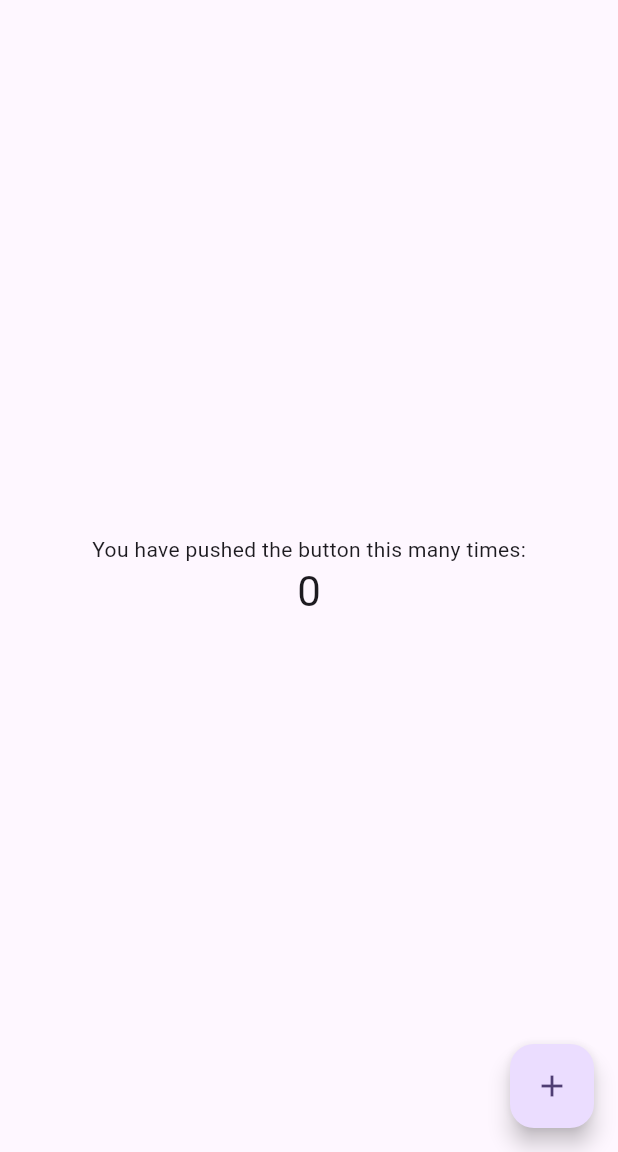
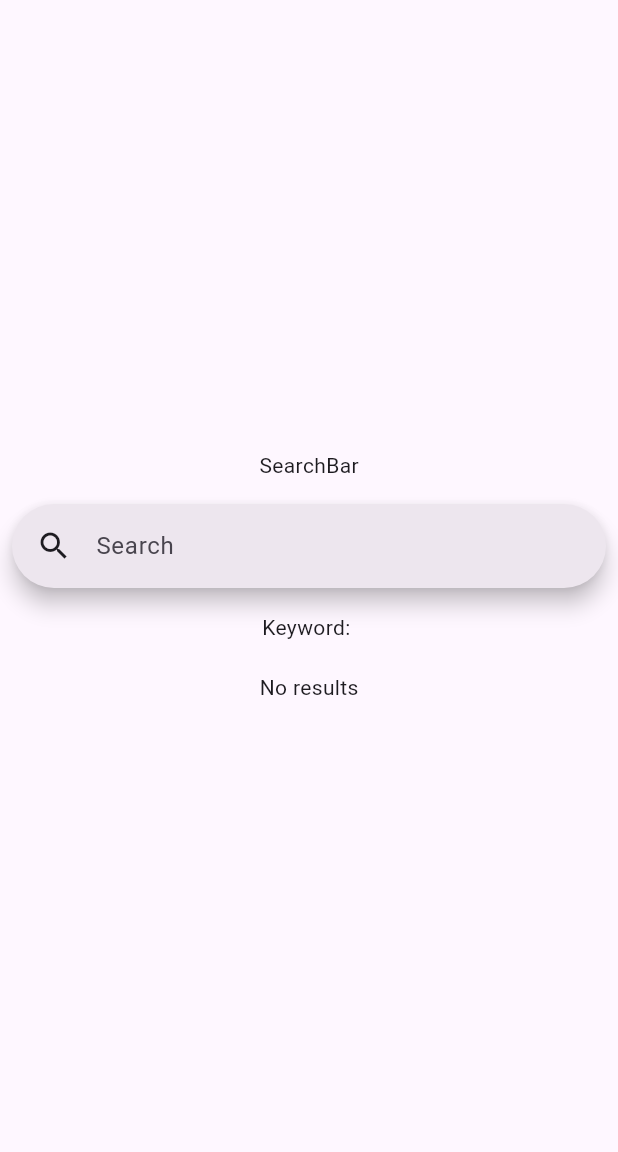
Before and after one commit to PBP-D10/to-be-read-mobile, a Flutter app: the screen it shows after launch, on a phone screen of 412 x 824 dp, the part 84-1236 px from its top. Run offline on Flutter 3.47's test engine with Material 3 defaults, Android fonts, the phone set to English and light mode, and no system bars; our stand-ins replace shared_preferences.

Commit message:
search bar

```diff
--- a/lib/main.dart
+++ b/lib/main.dart
@@ -1,4 +1,5 @@
 import 'package:flutter/material.dart';
+import 'package:to_be_read_mobile/widgets/searchbar.dart';
 
 void main() {
   runApp(const MyApp());
@@ -11,115 +12,29 @@ class MyApp extends StatelessWidget {
   @override
   Widget build(BuildContext context) {
     return MaterialApp(
+      debugShowCheckedModeBanner: false,
       title: 'Flutter Demo',
       theme: ThemeData(
-        // This is the theme of your application.
-        //
-        // TRY THIS: Try running your application with "flutter run". You'll see
-        // the application has a blue toolbar. Then, without quitting the app,
-        // try changing the seedColor in the colorScheme below to Colors.green
-        // and then invoke "hot reload" (save your changes or press the "hot
-        // reload" button in a Flutter-supported IDE, or press "r" if you used
-        // the command line to start the app).
-        //
-        // Notice that the counter didn't reset back to zero; the application
-        // state is not lost during the reload. To reset the state, use hot
-        // restart instead.
-        //
-        // This works for code too, not just values: Most code changes can be
-        // tested with just a hot reload.
         colorScheme: ColorScheme.fromSeed(seedColor: Colors.deepPurple),
         useMaterial3: true,
       ),
-      home: const MyHomePage(title: 'Flutter Demo Home Page'),
+      home: const MyHomePage(),
     );
   }
 }
 
-class MyHomePage extends StatefulWidget {
-  const MyHomePage({super.key, required this.title});
-
-  // This widget is the home page of your application. It is stateful, meaning
-  // that it has a State object (defined below) that contains fields that affect
-  // how it looks.
-
-  // This class is the configuration for the state. It holds the values (in this
-  // case the title) provided by the parent (in this case the App widget) and
-  // used by the build method of the State. Fields in a Widget subclass are
-  // always marked "final".
-
-  final String title;
-
-  @override
-  State<MyHomePage> createState() => _MyHomePageState();
-}
-
-class _MyHomePageState extends State<MyHomePage> {
-  int _counter = 0;
-
-  void _incrementCounter() {
-    setState(() {
-      // This call to setState tells the Flutter framework that something has
-      // changed in this State, which causes it to rerun the build method below
-      // so that the display can reflect the updated values. If we changed
-      // _counter without calling setState(), then the build method would not be
-      // called again, and so nothing would appear to happen.
-      _counter++;
-    });
-  }
+class MyHomePage extends StatelessWidget {
+  const MyHomePage({super.key});
 
   @override
   Widget build(BuildContext context) {
-    // This method is rerun every time setState is called, for instance as done
-    // by the _incrementCounter method above.
-    //
-    // The Flutter framework has been optimized to make rerunning build methods
-    // fast, so that you can just rebuild anything that needs updating rather
-    // than having to individually change instances of widgets.
     return Scaffold(
       appBar: AppBar(
-        // TRY THIS: Try changing the color here to a specific color (to
-        // Colors.amber, perhaps?) and trigger a hot reload to see the AppBar
-        // change color while the other colors stay the same.
         backgroundColor: Theme.of(context).colorScheme.inversePrimary,
-        // Here we take the value from the MyHomePage object that was created by
-        // the App.build method, and use it to set our appbar title.
-        title: Text(widget.title),
+        title: const Text("Flutter Demo Home Page"),
+
       ),
-      body: Center(
-        // Center is a layout widget. It takes a single child and positions it
-        // in the middle of the parent.
-        child: Column(
-          // Column is also a layout widget. It takes a list of children and
-          // arranges them vertically. By default, it sizes itself to fit its
-          // children horizontally, and tries to be as tall as its parent.
-          //
-          // Column has various properties to control how it sizes itself and
-          // how it positions its children. Here we use mainAxisAlignment to
-          // center the children vertically; the main axis here is the vertical
-          // axis because Columns are vertical (the cross axis would be
-          // horizontal).
-          //
-          // TRY THIS: Invoke "debug painting" (choose the "Toggle Debug Paint"
-          // action in the IDE, or press "p" in the console), to see the
-          // wireframe for each widget.
-          mainAxisAlignment: MainAxisAlignment.center,
-          children: <Widget>[
-            const Text(
-              'You have pushed the button this many times:',
-            ),
-            Text(
-              '$_counter',
-              style: Theme.of(context).textTheme.headlineMedium,
-            ),
-          ],
-        ),
-      ),
-      floatingActionButton: FloatingActionButton(
-        onPressed: _incrementCounter,
-        tooltip: 'Increment',
-        child: const Icon(Icons.add),
-      ), // This trailing comma makes auto-formatting nicer for build methods.
+      body: SearchBarApp(),
     );
   }
 }
--- /dev/null
+++ b/lib/widgets/searchbar.dart
@@ -0,0 +1,103 @@
+import 'dart:convert';
+
+import 'package:flutter/material.dart';
+import 'package:http/http.dart' as http;
+
+class SearchBarApp extends StatefulWidget {
+  const SearchBarApp({super.key});
+
+  @override
+  State<SearchBarApp> createState() => _SearchBarAppState();
+}
+
+class _SearchBarAppState extends State<SearchBarApp> {
+  List<dynamic> _searchResults = [];
+
+  final TextEditingController _controller = TextEditingController();
+
+  @override
+  Widget build(BuildContext context) {
+    return Padding(
+        padding: const EdgeInsets.all(8.0),
+        child: Column(
+            mainAxisAlignment: MainAxisAlignment.center,
+            crossAxisAlignment: CrossAxisAlignment.center,
+            children: <Widget>[
+              const Text('SearchBar'),
+              const SizedBox(height: 16.0),
+              SearchBar(
+                controller: _controller,
+                padding: const MaterialStatePropertyAll<EdgeInsets>(
+                    EdgeInsets.symmetric(horizontal: 16.0)),
+                hintText: 'Search',
+                onChanged: (String value) {
+                  getBookWithKeyword();
+                },
+                leading: const Icon(Icons.search),
+              ),
+              const SizedBox(height: 16.0),
+              Text('Keyword: ${_controller.text}'),
+              const SizedBox(height: 20.0),
+              _searchResults.isEmpty
+                  ? const Center(child: Text('No results'))
+                  : Expanded(
+                      child: ListView.builder(
+                        itemCount: _searchResults.length,
+                        itemBuilder: (context, index) {
+                          final book = _searchResults[index]['fields'];
+
+                          return ListTile(
+                            leading: Image.network(book['image_s'],
+                                width: 50, height: 150, fit: BoxFit.cover,
+                                errorBuilder: (BuildContext context,
+                                    Object exception, StackTrace? stackTrace) {
+                              return const Icon(Icons.error);
+                            }),
+                            title: Text(book['title']),
+                            subtitle: Text(book['author']),
+                          );
+                        },
+                      ),
+                    )
+            ]));
+  }
+
+  Future<void> getBookWithKeyword() async {
+    String url = 'http://127.0.0.1:8000/json/';
+    Map<String, String> headers = {
+      'Content-Type': 'application/json; charset=UTF-8',
+    };
+
+    try {
+      print('value: ${_controller.text}');
+
+     // var j = jsonEncode(<String, String>{'keyword': _controller.text});
+      var j = jsonEncode({'keyword': _controller.text});
+      print(j);
+
+      var response = await http.post(Uri.parse(url), headers: headers, body:j);
+
+     // var hasil = jsonDecode(utf8.decode(response.bodyBytes));
+      var hasil = jsonDecode(response.body);
+      if (response.statusCode == 200) {
+        // success
+        print('Request sent successfully');
+        setState(() {
+          // _searchResults = json.decode(response.body);
+          var utf = utf8.decode(response.bodyBytes);
+          //print(utf);
+
+          _searchResults = jsonDecode(utf);
+          //print(_searchResults);
+        });
+      } else {
+        //  error
+        print('Request failed with status: ${response.statusCode}');
+        print('Response: ${response.body}');
+      }
+    } catch (error) {
+      // network or other errors
+      print('Error: $error');
+    }
+  }
+}
--- a/pubspec.yaml
+++ b/pubspec.yaml
@@ -35,6 +35,8 @@ dependencies:
   # The following adds the Cupertino Icons font to your application.
   # Use with the CupertinoIcons class for iOS style icons.
   cupertino_icons: ^1.0.2
+  http: ^1.1.0
+  pbp_django_auth: ^0.4.0
 
 dev_dependencies:
   flutter_test:
```
Also changed, not shown: lib/pbp_auth.dart (added, +260 -0 lines), pubspec.lock, 2 other files.
